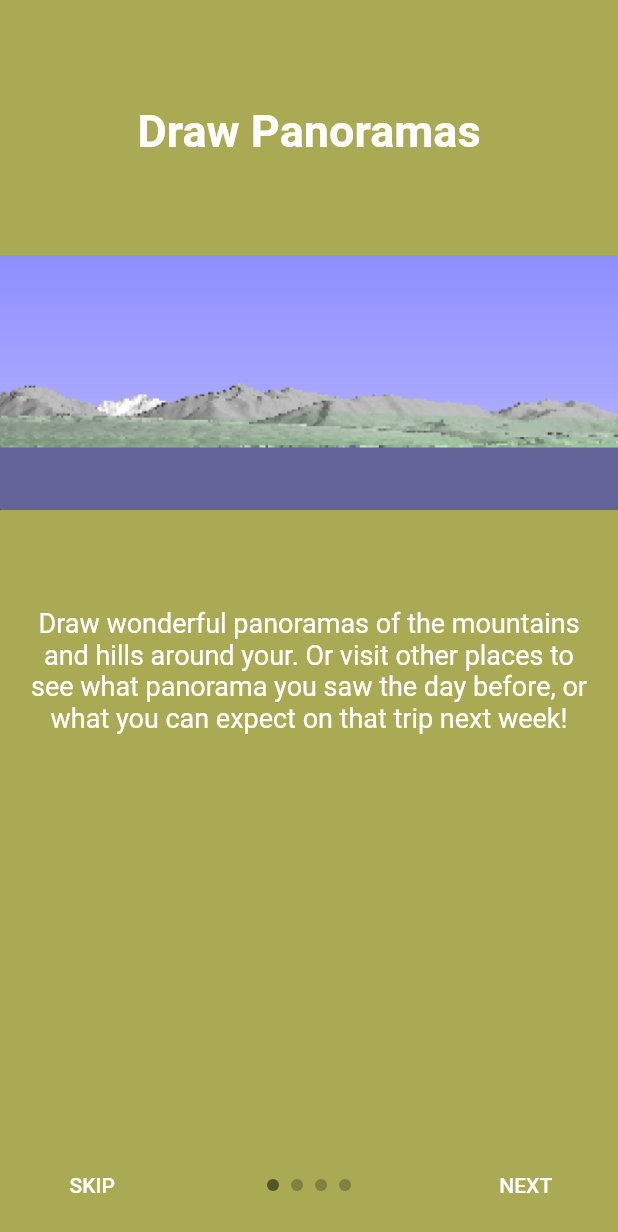
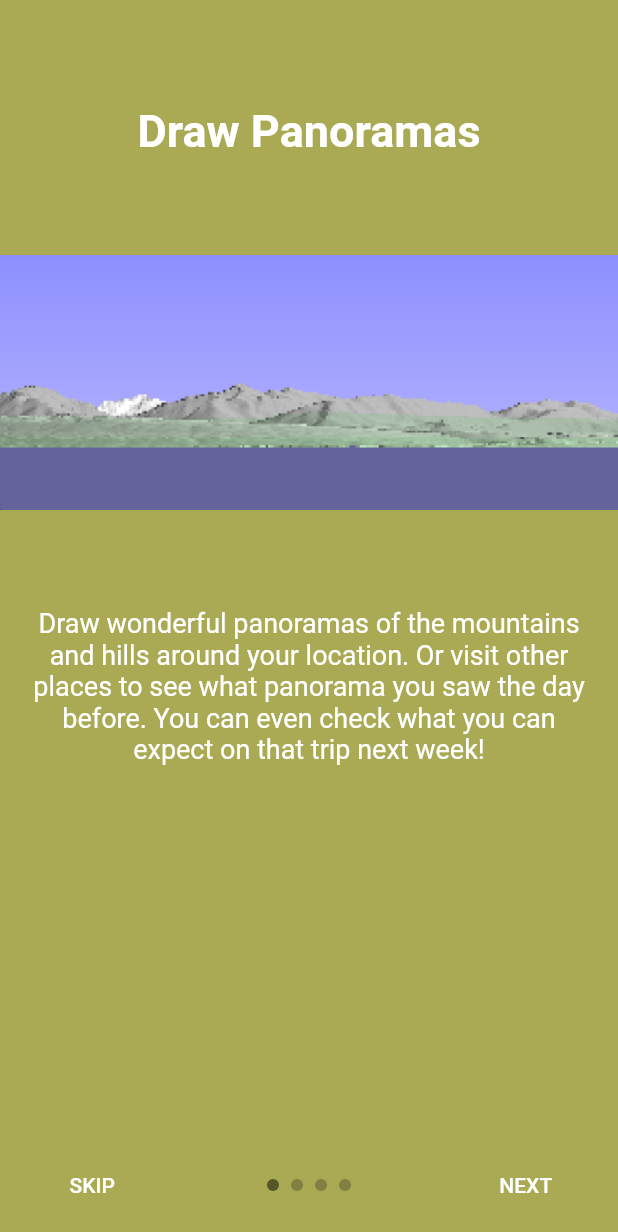
Before and after one commit to ineiti/PeakTap, a Flutter app: the screen it shows after launch, on a phone screen of 412 x 824 dp. Shown: the top 1232 px of the screen. Run offline on Flutter 3.47's test engine with Material 2 defaults, Android fonts, the light colour scheme and no system bars; drawn by our look-alikes of intro_slider; our stand-ins replace dio, flutter_map, geolocator, latlong2, shared_preferences, sprintf and 1 more; generated files the repository leaves out were written again.

Commit message:
v1.0.8+13 - adding translations

```diff
--- /dev/null
+++ b/l10n.yaml
@@ -0,0 +1,3 @@
+arb-dir: lib/l10n
+template-arb-file: app_en.arb
+output-localization-file: app_localizations.dart
--- a/lib/intro_widget.dart
+++ b/lib/intro_widget.dart
@@ -1,5 +1,6 @@
 import 'package:flutter/material.dart';
 import 'package:intro_slider/intro_slider.dart';
+import 'package:flutter_gen/gen_l10n/app_localizations.dart';
 
 class IntroWidget extends StatefulWidget {
   const IntroWidget(this.sink, {super.key});
@@ -12,58 +13,48 @@ class IntroWidget extends StatefulWidget {
 
 class _IntroWidget extends State<IntroWidget> {
   List<ContentConfig> listContentConfig = [];
+  AppLocalizations? i18n;
 
   @override
   void initState() {
     super.initState();
+  }
+
+  void initListContent() {
+    if (listContentConfig.isNotEmpty) {
+      return;
+    }
 
     listContentConfig.add(
-      const ContentConfig(
-        title: "Draw Panoramas",
-        description:
-            "Draw wonderful panoramas of the mountains and hills around your. "
-            "Or visit other places to see what panorama you saw the day before, "
-            "or what you can expect on that trip next week!",
+      ContentConfig(
+        title: i18n?.intro_1_title,
+        description: i18n?.intro_1_text,
         pathImage: "assets/intro/mont_blanc_1.png",
-        backgroundColor: Color(0xffaaaa55),
+        backgroundColor: const Color(0xffaaaa55),
       ),
     );
     listContentConfig.add(
-      const ContentConfig(
-        title: "Pan around",
-        description:
-            "You can pan the panorama view to see a different part of the horizon. "
-            "On the map the view of the horizon will be updated. "
-            "This allows you to evaluate the distance to the hills and mountains "
-            "around you.",
+      ContentConfig(
+        title: i18n?.intro_2_title,
+        description: i18n?.intro_2_text,
         pathImage: "assets/intro/mont_blanc_2.png",
-        backgroundColor: Color(0xff99aa55),
+        backgroundColor: const Color(0xff99aa55),
       ),
     );
     listContentConfig.add(
-      const ContentConfig(
-        title: "Put on the Binoculars",
-        description:
-            "If you want to know more about a given spot in the panorama, you can "
-            "simply tap on it and a magnified view will pop up. "
-            "The display will show the heading, distance, and height of the "
-            "chosen point in the panorama. "
-            "Of course you can still pan around.",
+      ContentConfig(
+        title: i18n?.intro_3_title,
+        description: i18n?.intro_3_text,
         pathImage: "assets/intro/mont_blanc_3.png",
-        backgroundColor: Color(0xff77aa55),
+        backgroundColor: const Color(0xff77aa55),
       ),
     );
     listContentConfig.add(
-      const ContentConfig(
-        title: "Loading the Maps",
-        description:
-            "The first time you view a panorama in a new geographical zone, the app "
-            "will download the elevation-maps. "
-            "This takes some time, so please be patient. "
-            "Once the maps are loaded, they will be stored for faster "
-            "viewing pleasure.",
+      ContentConfig(
+        title: i18n?.intro_4_title,
+        description: i18n?.intro_4_text,
         pathImage: "assets/intro/loading_map.png",
-        backgroundColor: Color(0xff55aa55),
+        backgroundColor: const Color(0xff55aa55),
       ),
     );
   }
@@ -74,6 +65,8 @@ class _IntroWidget extends State<IntroWidget> {
 
   @override
   Widget build(BuildContext context) {
+    i18n ??= AppLocalizations.of(context);
+    initListContent();
     return IntroSlider(
       key: UniqueKey(),
       listContentConfig: listContentConfig,
--- /dev/null
+++ b/lib/l10n/app_en.arb
@@ -0,0 +1,13 @@
+{
+  "title": "Interactive Mountain Panorama",
+  "intro_1_title": "Draw Panoramas",
+  "intro_1_text": "Draw wonderful panoramas of the mountains and hills around your location. Or visit other places to see what panorama you saw the day before. You can even check what you can expect on that trip next week!",
+  "intro_2_title": "Pan around",
+  "intro_2_text": "You can pan the panorama view to see a different part of the horizon. On the map the view of the horizon will be updated. This allows you to evaluate the distance to the hills and mountains around you.",
+  "intro_3_title": "Put on the Binoculars",
+  "intro_3_text": "If you want to know more about a given spot in the panorama, you can simply tap on it and a magnified view will pop up. The display will show the heading, distance, and height of the chosen point in the panorama. Of course you can still pan around.",
+  "intro_4_title": "Loading the Maps",
+  "intro_4_text": "The first time you view a panorama in a new geographical zone, the app will download the elevation-maps. This takes some time, so please be patient. Once the maps are loaded, they will be stored for faster viewing pleasure.",
+
+  "zzz": "The end"
+}
--- a/lib/main.dart
+++ b/lib/main.dart
@@ -3,6 +3,8 @@ import 'package:flutter/material.dart';
 import 'package:peak_tap/app_widget.dart';
 import 'package:peak_tap/intro_widget.dart';
 import 'package:shared_preferences/shared_preferences.dart';
+import 'package:flutter_localizations/flutter_localizations.dart';
+import 'package:flutter_gen/gen_l10n/app_localizations.dart';
 
 void main() {
   runApp(const PeakTap());
@@ -15,20 +17,29 @@ class PeakTap extends StatelessWidget {
   @override
   Widget build(BuildContext context) {
     return MaterialApp(
+      localizationsDelegates: const [
+        AppLocalizations.delegate,
+        GlobalMaterialLocalizations.delegate,
+        GlobalWidgetsLocalizations.delegate,
+        GlobalCupertinoLocalizations.delegate,
+      ],
+      supportedLocales: const [
+        Locale('en'), // English
+        Locale('fr'), // French
+        Locale('de'), // German
+      ],
       debugShowCheckedModeBanner: false,
       title: 'PeakTap',
       theme: ThemeData(
         primarySwatch: Colors.blue,
       ),
-      home: const MainPage(title: 'Interactive Mountain Panorama'),
+      home: const MainPage(),
     );
   }
 }
 
 class MainPage extends StatefulWidget {
-  const MainPage({super.key, required this.title});
-
-  final String title;
+  const MainPage({super.key});
 
   @override
   State<MainPage> createState() => _MainPage();
@@ -44,7 +55,7 @@ class _MainPage extends State<MainPage> {
 
     showAppChannel.stream.listen((event) {
       setState(() {
-        showApp = true;
+        showApp = !showApp;
         SharedPreferences.getInstance()
             .then((value) => {value.setBool("showApp", true)});
       });
@@ -58,7 +69,7 @@ class _MainPage extends State<MainPage> {
   @override
   Widget build(BuildContext context) {
     if (showApp) {
-      return AppWidget(title: widget.title);
+      return AppWidget(showAppChannel.sink);
     } else {
       return IntroWidget(showAppChannel.sink);
     }
```
Also changed, not shown: lib/app_widget.dart (+17 -6 lines), lib/l10n/app_de.arb (added, +13 -0 lines), lib/l10n/app_fr.arb (added, +13 -0 lines), pubspec.yaml (+6 -1 lines), pubspec.lock, 2 other files.
